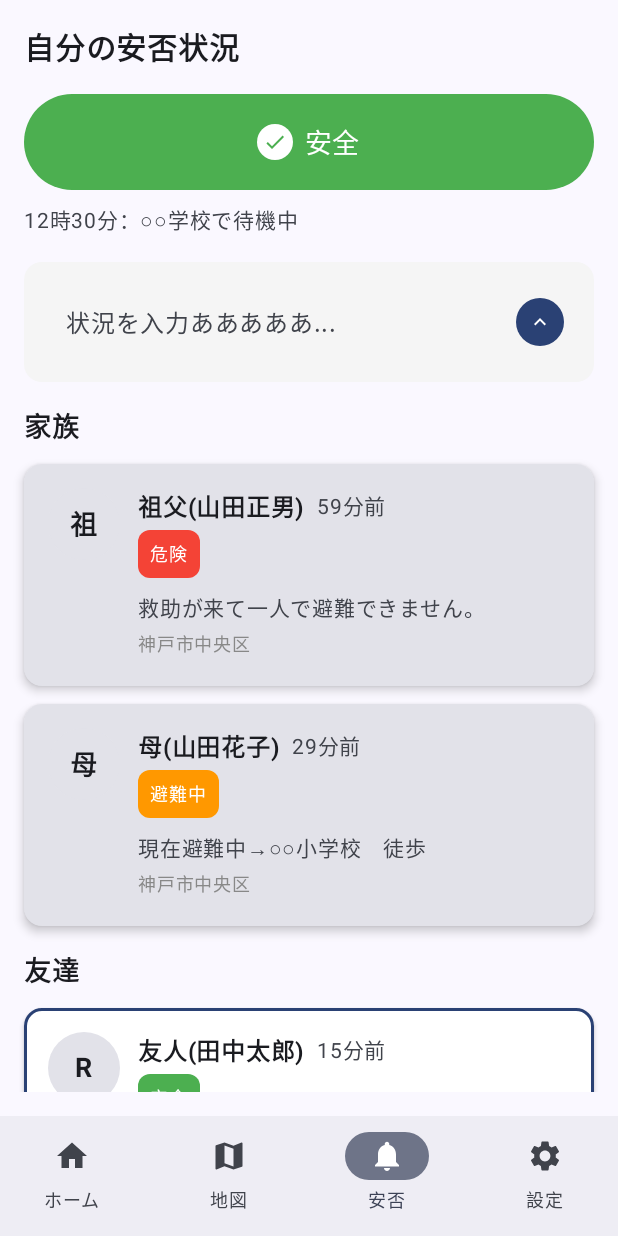
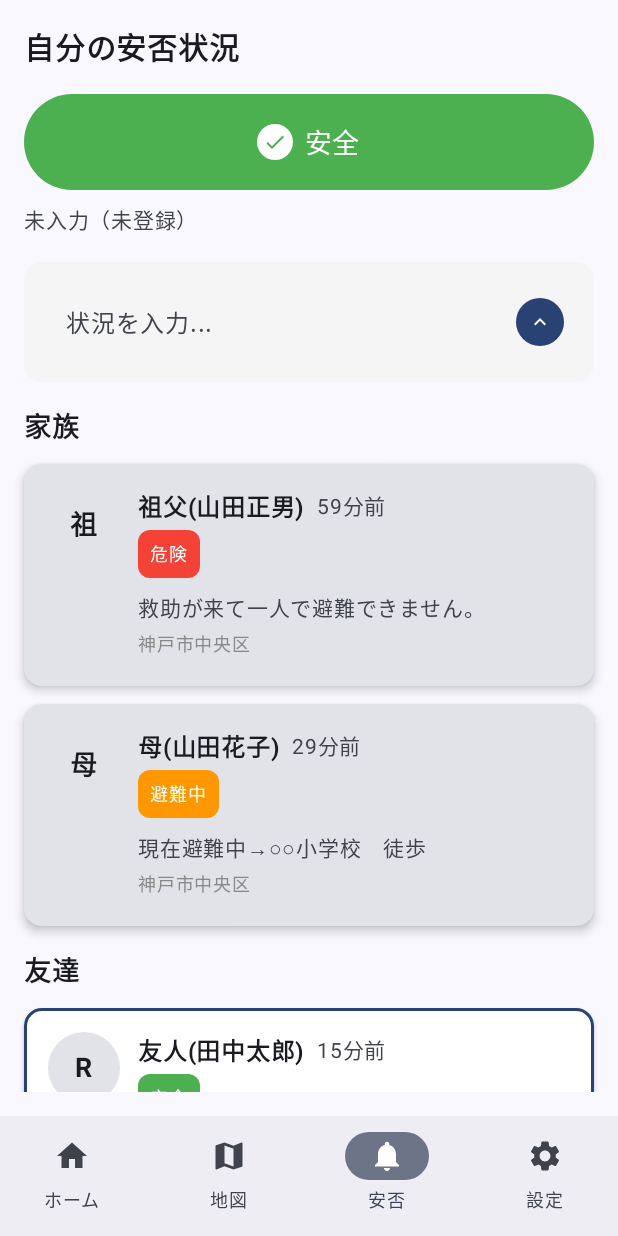
Before and after one commit to Aoi-N7/FergieTime, an Android app built with Jetpack Compose: the composable DisasterApp shown on its own in the app's theme, item 3 of the bottom bar chosen, on a phone screen of 412 x 824 dp. Run offline under Robolectric (Android 15) with nearby library versions, the phone set to English and light mode, and no system bars; our stand-ins replace livedata-compose.

Commit message:
ViewModelでの安否情報を共有(ローカル) (n_a)

```diff
--- a/app/src/main/java/com/example/fergietime/CommentInputSection.kt
+++ b/app/src/main/java/com/example/fergietime/CommentInputSection.kt
@@ -1,4 +1,4 @@
-package com.example.disasterapp.components
+package com.example.fergietime
 
 import androidx.compose.foundation.layout.*
 import androidx.compose.material.icons.Icons
--- a/app/src/main/java/com/example/fergietime/DisasterApp.kt
+++ b/app/src/main/java/com/example/fergietime/DisasterApp.kt
@@ -1,4 +1,4 @@
-package com.example.disasterapp
+package com.example.fergietime
 
 import android.app.Activity
 import androidx.compose.foundation.layout.*
@@ -6,18 +6,20 @@ import androidx.compose.material3.*
 import androidx.compose.runtime.*
 import androidx.compose.ui.Modifier
 import androidx.compose.ui.platform.LocalContext
+import androidx.lifecycle.viewmodel.compose.viewModel
 import androidx.navigation.compose.NavHost
 import androidx.navigation.compose.composable
 import androidx.navigation.compose.rememberNavController
 import com.example.disasterapp.screens.*
 import com.example.disasterapp.components.BottomNavigationBar
-import com.example.fergietime.MapScreen
 
 @OptIn(ExperimentalMaterial3Api::class)
 @Composable
 fun DisasterApp() {
     val navController = rememberNavController()
     var currentRoute by remember { mutableStateOf("home") }
+
+    val viewModel: SafetyStatusViewModel = viewModel()
 
     Scaffold(
         bottomBar = {
@@ -42,7 +44,8 @@ fun DisasterApp() {
                 HomeScreen(
                     onNavigateToEvacuation = {
                         navController.navigate("evacuation")
-                    }
+                    },
+                    viewModel = viewModel
                 )
             }
             composable("map") {
@@ -66,7 +69,8 @@ fun DisasterApp() {
                 SafetyScreen(
                     onPersonClick = { personId ->
                         navController.navigate("person_detail/$personId")
-                    }
+                    },
+                    viewModel = viewModel
                 )
             }
             composable("settings") {
--- a/app/src/main/java/com/example/fergietime/HomeScreen.kt
+++ b/app/src/main/java/com/example/fergietime/HomeScreen.kt
@@ -1,4 +1,4 @@
-package com.example.disasterapp.screens
+package com.example.fergietime
 
 import androidx.compose.foundation.layout.*
 import androidx.compose.foundation.lazy.LazyColumn
@@ -8,17 +8,15 @@ import androidx.compose.material3.*
 import androidx.compose.runtime.*
 import androidx.compose.ui.Alignment
 import androidx.compose.ui.Modifier
-import androidx.compose.ui.graphics.Color
 import androidx.compose.ui.text.font.FontWeight
 import androidx.compose.ui.unit.dp
 import androidx.compose.ui.unit.sp
 import com.example.disasterapp.components.*
-import com.example.fergietime.SafetyStatusViewModel
-import androidx.lifecycle.viewmodel.compose.viewModel
 
 @Composable
 fun HomeScreen(
-    onNavigateToEvacuation: () -> Unit
+    onNavigateToEvacuation: () -> Unit,
+    viewModel: SafetyStatusViewModel
 ) {
     LazyColumn(
         modifier = Modifier
@@ -58,13 +56,13 @@ fun HomeScreen(
         }
 
         item {
-            SafetyStatusCard()
+            SafetyStatusCard(viewModel)
         }
     }
 }
 
 @Composable
-fun SafetyStatusCard(viewModel: SafetyStatusViewModel = viewModel()) {
+fun SafetyStatusCard(viewModel: SafetyStatusViewModel) {
     Card(
         modifier = Modifier.fillMaxWidth(),
         elevation = CardDefaults.cardElevation(defaultElevation = 4.dp)
--- a/app/src/main/java/com/example/fergietime/MainActivity.kt
+++ b/app/src/main/java/com/example/fergietime/MainActivity.kt
@@ -14,7 +14,6 @@ import androidx.compose.ui.Modifier
 import androidx.compose.ui.graphics.Color
 import androidx.compose.ui.platform.LocalContext
 import androidx.compose.ui.unit.dp
-import com.example.disasterapp.DisasterApp
 import com.example.fergietime.ui.theme.FergieTimeTheme
 import com.google.firebase.auth.FirebaseAuth
 import com.google.firebase.firestore.FirebaseFirestore
--- a/app/src/main/java/com/example/fergietime/SafetyScreen.kt
+++ b/app/src/main/java/com/example/fergietime/SafetyScreen.kt
@@ -1,4 +1,4 @@
-package com.example.disasterapp.screens
+package com.example.fergietime
 
 import androidx.compose.foundation.layout.*
 import androidx.compose.foundation.lazy.LazyColumn
@@ -14,9 +14,11 @@ import androidx.compose.ui.unit.dp
 import androidx.compose.ui.unit.sp
 import com.example.disasterapp.components.PersonCard
 
+
 @Composable
 fun SafetyScreen(
-    onPersonClick: (String) -> Unit
+    onPersonClick: (String) -> Unit,
+    viewModel: SafetyStatusViewModel
 ) {
     LazyColumn(
         modifier = Modifier
@@ -25,7 +27,7 @@ fun SafetyScreen(
         verticalArrangement = Arrangement.spacedBy(16.dp)
     ) {
         item {
-            MySafetyStatusSection()
+            MySafetyStatusSection(viewModel)
         }
 
         item {
@@ -39,7 +41,12 @@ fun SafetyScreen(
 }
 
 @Composable
-fun MySafetyStatusSection() {
+fun MySafetyStatusSection(viewModel: SafetyStatusViewModel) {
+    val message = if (viewModel.isRegistered) viewModel.statusText else "未入力"
+    val time = viewModel.registeredTime ?: "未登録"
+
+    var inputText by remember { mutableStateOf("") }
+
     Column {
         Text(
             text = "自分の安否状況",
@@ -50,7 +57,10 @@ fun MySafetyStatusSection() {
         Spacer(modifier = Modifier.height(16.dp))
 
         Button(
-            onClick = { },
+            onClick = {
+                viewModel.onStatusSelected("安全")
+                viewModel.registerStatus()
+            },
             modifier = Modifier
                 .fillMaxWidth()
                 .height(64.dp),
@@ -86,7 +96,7 @@ fun MySafetyStatusSection() {
         Spacer(modifier = Modifier.height(8.dp))
 
         Text(
-            text = "12時30分：○○学校で待機中",
+            text = "$message（$time）",
             fontSize = 14.sp,
             color = MaterialTheme.colorScheme.onSurfaceVariant
         )
@@ -102,9 +112,9 @@ fun MySafetyStatusSection() {
                 verticalAlignment = Alignment.CenterVertically
             ) {
                 OutlinedTextField(
-                    value = "",
-                    onValueChange = { },
-                    placeholder = { Text("状況を入力あああああ...") },
+                    value = inputText,
+                    onValueChange = { inputText = it },
+                    placeholder = { Text("状況を入力...") },
                     modifier = Modifier.weight(1f),
                     colors = OutlinedTextFieldDefaults.colors(
                         focusedBorderColor = Color.Transparent,
@@ -114,7 +124,11 @@ fun MySafetyStatusSection() {
 
                 Spacer(modifier = Modifier.width(8.dp))
 
-                IconButton(onClick = { }) {
+                IconButton(onClick = {
+                    viewModel.onStatusTextChange(inputText)
+                    viewModel.registerStatus()
+                    inputText = ""
+                }) {
                     Card(
                         modifier = Modifier.size(32.dp),
                         colors = CardDefaults.cardColors(containerColor = MaterialTheme.colorScheme.primary),
--- a/app/src/main/java/com/example/fergietime/SafetyStatusButtons.kt
+++ b/app/src/main/java/com/example/fergietime/SafetyStatusButtons.kt
@@ -1,4 +1,4 @@
-package com.example.disasterapp.components
+package com.example.fergietime
 
 import androidx.compose.foundation.layout.*
 import androidx.compose.material.icons.Icons
@@ -11,7 +11,6 @@ import androidx.compose.ui.graphics.Color
 import androidx.compose.ui.text.font.FontWeight
 import androidx.compose.ui.unit.dp
 import androidx.compose.ui.unit.sp
-import com.example.fergietime.SafetyStatusViewModel
 
 @Composable
 fun SafetyStatusButtons(viewModel: SafetyStatusViewModel) {
```
Also changed, not shown: app/src/main/java/com/example/fergietime/ViewModel.kt (+17 -5 lines).
